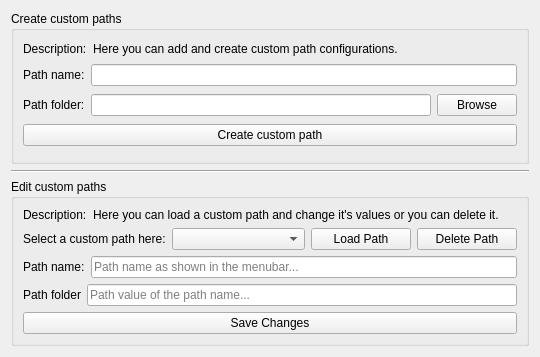
This is src/ui/widgets/CustomPathsManager.ui in zaricj/XMLuvation as Qt 5 draws it before an edit. The edited form follows.
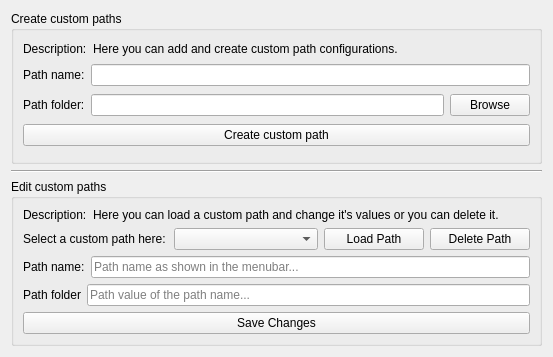
This is the edited form. Icons and pictures are not drawn.

Commit message: Adjusted UIs

```diff
--- a/src/ui/widgets/CustomPathsManager.ui
+++ b/src/ui/widgets/CustomPathsManager.ui
@@ -6,7 +6,7 @@
    <rect>
     <x>0</x>
     <y>0</y>
-    <width>540</width>
+    <width>553</width>
     <height>357</height>
    </rect>
   </property>
```
The commit also changes 5 other files.
